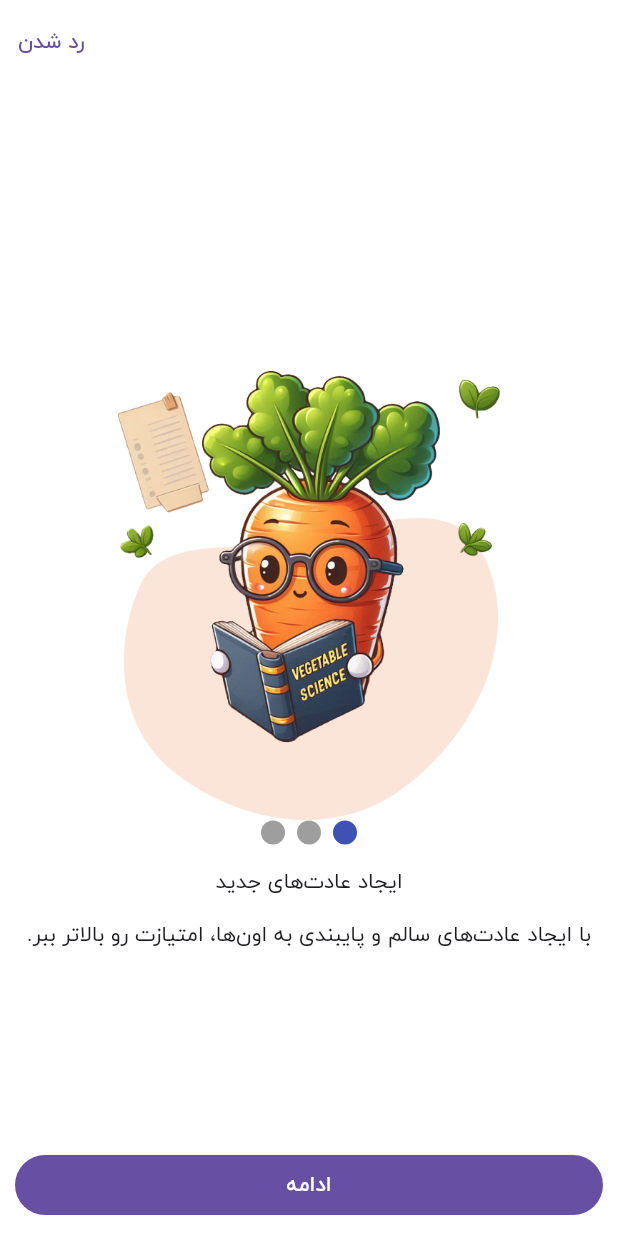
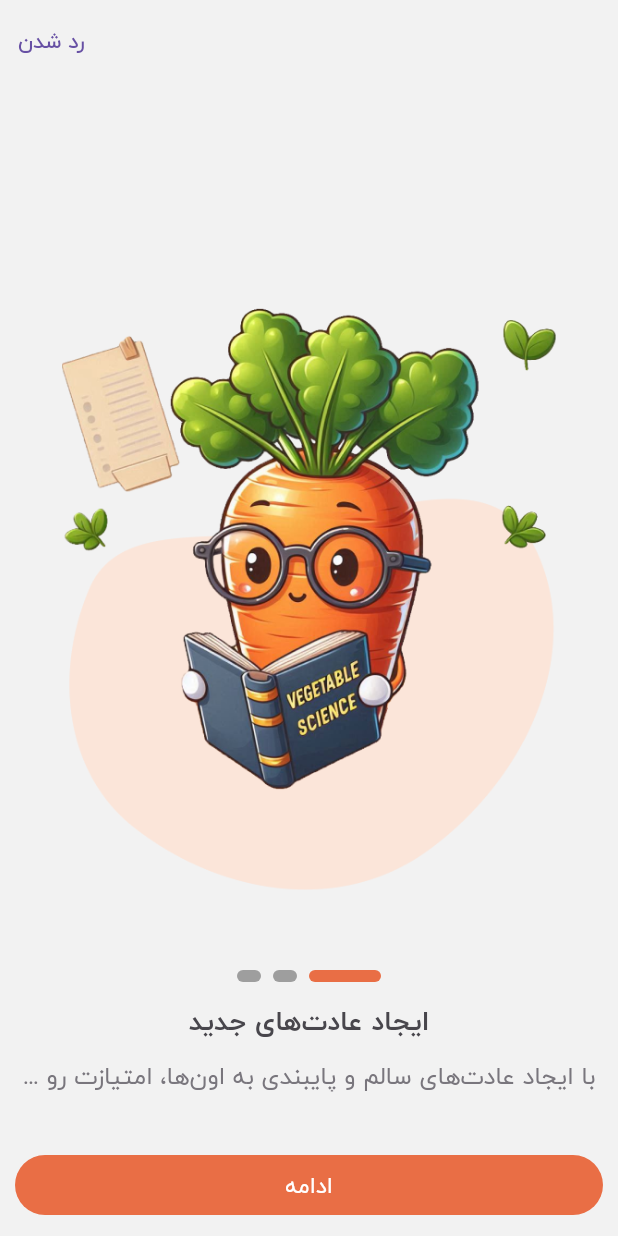
Before and after one commit to Fateme-Aghababaei/karat_habit_tracker_app, a Flutter app: the screen it shows after launch, on a phone screen of 412 x 824 dp. Run offline on Flutter 3.47's test engine with Material 3 defaults, Android fonts, the phone set to English and light mode, and no system bars; drawn by our look-alikes of smooth_page_indicator; our stand-ins replace flutter_screenutil, get.

Commit message:
add Theme

```diff
--- a/lib/main.dart
+++ b/lib/main.dart
@@ -1,17 +1,22 @@
 import 'package:flutter/material.dart';
 import 'package:flutter_localizations/flutter_localizations.dart';
+import 'package:karat_habit_tracker_app/utils/theme/controller.dart';
 import 'package:karat_habit_tracker_app/view/onboarding_screens/onboarding_screen.dart';
+import 'package:get/get.dart';
 
 void main() {
-  runApp(const MyApp());
+  runApp(MyApp());
 }
 
 class MyApp extends StatelessWidget {
-  const MyApp({Key? key}) : super(key: key);
+  MyApp({Key? key}) : super(key: key);
+  final ThemeController _themeController =
+      Get.put<ThemeController>(ThemeController());
 
   @override
   Widget build(BuildContext context) {
-    return MaterialApp(
+    return Obx(() {
+      return GetMaterialApp(
         localizationsDelegates: const [
           GlobalCupertinoLocalizations.delegate,
           GlobalMaterialLocalizations.delegate,
@@ -22,11 +27,9 @@ class MyApp extends StatelessWidget {
         ],
         locale: const Locale("fa", "IR"),
         debugShowCheckedModeBanner: false,
-      theme: ThemeData(
-        primarySwatch: Colors.blue,
-        fontFamily: "IRANYekan"
-      ),
-      home: onBoardingScreen(),
+        theme: _themeController.currentTheme.value,
+        home: const onBoardingScreen(),
       );
+    });
   }
 }
--- /dev/null
+++ b/lib/utils/theme/controller.dart
@@ -0,0 +1,15 @@
+import 'package:flutter/material.dart';
+import 'package:get/get.dart';
+import 'package:karat_habit_tracker_app/utils/theme/theme.dart';
+
+class ThemeController extends GetxController {
+  Rx<ThemeData> currentTheme =AppTheme.lightTheme.obs;
+
+  void changeTheme(bool isDarkMode) {
+    if (isDarkMode) {
+      currentTheme.value = AppTheme.darkTheme;
+    } else {
+      currentTheme.value = AppTheme.lightTheme;
+    }
+  }
+}
--- /dev/null
+++ b/lib/utils/theme/theme.dart
@@ -0,0 +1,46 @@
+import 'package:flutter/material.dart';
+import 'CheckBoxTheme.dart';
+import 'ElevatedBtnTheme.dart';
+import 'OutlineBtnTheme.dart';
+import 'TextFieldTheme.dart';
+import 'SwitchTheme.dart';
+import 'TextTheme.dart';
+import 'colors.dart';
+
+
+class AppTheme{
+  AppTheme._();
+
+  static final ThemeData lightTheme= ThemeData(
+    useMaterial3: true,
+    fontFamily: "IRANYekan",
+    brightness: Brightness.light,
+    primaryColor: AppColors.lightPrimary,
+    scaffoldBackgroundColor: AppColors.lightBackground,
+    textTheme: TTextTheme.lightTextTheme,
+    elevatedButtonTheme: ElevatedBtnTheme.lightTheme,
+    appBarTheme: const AppBarTheme(
+        backgroundColor: AppColors.lightBackground, elevation: 0.0),
+    bottomSheetTheme: const BottomSheetThemeData(
+      backgroundColor:AppColors.lightBackground
+    ),
+
+    inputDecorationTheme: TextFieldTheme.lightTheme,
+    outlinedButtonTheme: OutlineBtnTheme.lightTheme,
+    checkboxTheme: CheckBoxTheme.lightTheme,
+    floatingActionButtonTheme: const FloatingActionButtonThemeData(
+      backgroundColor: AppColors.lightPrimary,
+      foregroundColor: Colors.white),
+
+    switchTheme: TSwitchTheme.lightTheme
+  );
+
+  static final ThemeData darkTheme= ThemeData(
+    useMaterial3: true,
+    fontFamily: "IRANYekan",
+    brightness: Brightness.dark,
+    primaryColor: AppColors.lightPrimary,
+    scaffoldBackgroundColor: Colors.black,
+  );
+
+}
--- a/lib/view/onboarding_screens/onboarding_screen.dart
+++ b/lib/view/onboarding_screens/onboarding_screen.dart
@@ -1,4 +1,5 @@
 import 'package:flutter/material.dart';
+import 'package:flutter_screenutil/flutter_screenutil.dart';
 import 'package:karat_habit_tracker_app/model/entity/onboarding_items.dart';
 import 'package:smooth_page_indicator/smooth_page_indicator.dart';
 
@@ -13,15 +14,16 @@ class _onBoardingScreenState extends State<onBoardingScreen> {
   // controller to keep track of which page we are on
   final controller = OnboardingItems();
   final _pageController = PageController();
-
   bool isLastPage = false;
 
   @override
   Widget build(BuildContext context) {
+    final double screenWidth = MediaQuery.of(context).size.width;
+    final double screenHeight = MediaQuery.of(context).size.height;
     return Scaffold(
-      backgroundColor: Colors.white,
-      appBar: isLastPage? null : AppBar(
-        backgroundColor: Colors.white,
+        appBar: isLastPage
+            ? null
+            : AppBar(
                 actions: [
                   TextButton(
                     onPressed: () {
@@ -31,27 +33,30 @@ class _onBoardingScreenState extends State<onBoardingScreen> {
                   ),
                 ],
               ),
-
         bottomSheet: Container(
-        color: Colors.white,
           padding: const EdgeInsets.symmetric(horizontal: 10, vertical: 10),
           width: MediaQuery.of(context).size.width,
-        child: isLastPage? authButtons() : FilledButton(onPressed: () {
+          child: isLastPage
+              ? authButtons()
+              : ElevatedButton(
+                  style: ElevatedButton.styleFrom(
+                      minimumSize: const Size(double.infinity, 40)),
+                  onPressed: () {
                     _pageController.nextPage(
                       duration: const Duration(milliseconds: 300),
                       curve: Curves.easeInOut,
                     );
-            }, child: const Text(
+                  },
+                  child: const Text(
                     'ادامه',
-              style: TextStyle(color: Colors.white),
-            )),
                   ),
-
+                ),
+        ),
         body: Container(
-        color: Colors.white,
           margin: const EdgeInsets.all(15),
           child: PageView.builder(
-          onPageChanged: (index) => setState(()=> isLastPage = index == controller.items.length - 1),
+            onPageChanged: (index) => setState(
+                () => isLastPage = index == controller.items.length - 1),
             itemCount: controller.items.length,
             controller: _pageController,
             itemBuilder: (context, index) {
@@ -60,15 +65,30 @@ class _onBoardingScreenState extends State<onBoardingScreen> {
                 children: [
                   Column(
                     children: [
-                      Image.asset(controller.items[index].image, height: 300),
-                      SmoothPageIndicator(controller: _pageController, count: 3)
+                      Image.asset(
+                        controller.items[index].image,
+                        height: screenHeight * 0.6,
+                        width: screenWidth * 0.8,
+                      ),
+                      SmoothPageIndicator(
+                        controller: _pageController,
+                        count: 3,
+                        effect: ExpandingDotsEffect(
+                            activeDotColor: Theme.of(context).primaryColor,
+                            dotHeight: 8),
+                      )
                     ],
                   ),
-
                   const SizedBox(height: 15),
-                  Text(controller.items[index].title),
+                  Text(controller.items[index].title,
+                      style: Theme.of(context).textTheme.headlineLarge,
+                      overflow: TextOverflow.ellipsis,
+                      textAlign: TextAlign.center),
                   const SizedBox(height: 15),
-                  Text(controller.items[index].description),
+                  Text(controller.items[index].description,
+                      style: Theme.of(context).textTheme.displaySmall,
+                      overflow: TextOverflow.ellipsis,
+                      textAlign: TextAlign.center),
                 ],
               );
             },
@@ -78,8 +98,7 @@ class _onBoardingScreenState extends State<onBoardingScreen> {
           //   alignment: Alignment(0, 0.5),
           //     child: SmoothPageIndicator(controller: _pageController, count: 3)
           // ),
-      )
-    );
+        ));
   }
 
   // sign up and login button
@@ -88,17 +107,17 @@ class _onBoardingScreenState extends State<onBoardingScreen> {
       mainAxisSize: MainAxisSize.min,
       crossAxisAlignment: CrossAxisAlignment.stretch,
       children: [
-        FilledButton(
+        ElevatedButton(
           onPressed: () {
             // Navigate to the sign up screen
           },
-          child: const Text('ثبت نام', style: TextStyle(color: Colors.white)),
+          child: const Text('ثبت نام'),
         ),
         OutlinedButton(
           onPressed: () {
             // Navigate to the login screen
           },
-          child: const Text('ورود', style: TextStyle(color: Colors.black)),
+          child: const Text('ورود'),
         ),
       ],
     );
--- a/pubspec.yaml
+++ b/pubspec.yaml
@@ -32,6 +32,8 @@ dependencies:
     sdk: flutter
   flutter_localizations:
     sdk: flutter
+  flutter_screenutil: ^5.9.3
+  get: ^4.6.5
 
 
   # The following adds the Cupertino Icons font to your application.
@@ -43,6 +45,8 @@ dependencies:
 dev_dependencies:
   flutter_test:
     sdk: flutter
+
+
 
 
   # The "flutter_lints" package below contains a set of recommended lints to
@@ -66,7 +70,7 @@ flutter:
 
   # To add assets to your application, add an assets section, like this:
   assets:
-     - assets/images/
+    - assets/images/
   #   - images/a_dot_ham.jpeg
 
   fonts:
```
Also changed, not shown: lib/utils/theme/CheckBoxTheme.dart (added, +36 -0 lines), lib/utils/theme/ElevatedBtnTheme.dart (added, +17 -0 lines), lib/utils/theme/OutlineBtnTheme.dart (added, +17 -0 lines), lib/utils/theme/SwitchTheme.dart (added, +29 -0 lines), lib/utils/theme/TextFieldTheme.dart (added, +42 -0 lines), lib/utils/theme/TextTheme.dart (added, +86 -0 lines), lib/utils/theme/colors.dart (added, +18 -0 lines), 1 other file. Lines whose indentation alone changed are shown as unchanged.
